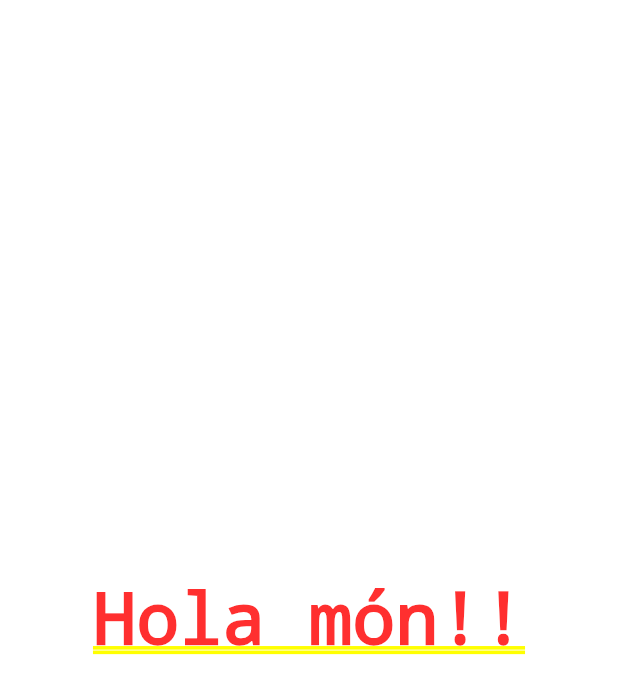
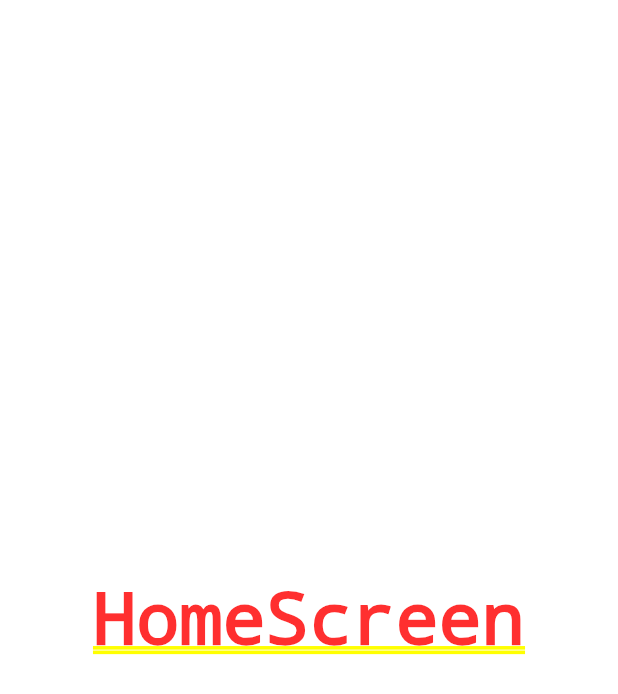
Before and after one commit to sitnesTIC/flutter_applications, a Flutter app: the screen it shows after launch, on a phone screen of 412 x 824 dp. Shown: the top 694 px of the screen. Run offline on Flutter 3.47's test engine with Material 2 defaults, Android fonts, the phone set to English and light mode, and no system bars.

Commit message:
Separando la lógica en varios archivos

```diff
--- a/lib/main.dart
+++ b/lib/main.dart
@@ -1,4 +1,6 @@
 import 'package:flutter/material.dart';
+
+import 'package:flutter_applications/screens/home_screen.dart';
 
 void main() {
   runApp(const MyApp());
@@ -10,9 +12,8 @@ class MyApp extends StatelessWidget {
   @override
   Widget build(BuildContext context) {
     return const MaterialApp(
-      home: Center(
-        child: Text('Hola món!!'),
-      ),
+      debugShowCheckedModeBanner: true,
+      home: HomeScreen(),
     );
   }
 }
--- /dev/null
+++ b/lib/screens/home_screen.dart
@@ -0,0 +1,12 @@
+import 'package:flutter/material.dart';
+
+class HomeScreen extends StatelessWidget {
+  const HomeScreen({Key? key}) : super(key: key);
+
+  @override
+  Widget build(BuildContext context) {
+    return const Center(
+      child: Text('HomeScreen'),
+    );
+  }
+}
```
